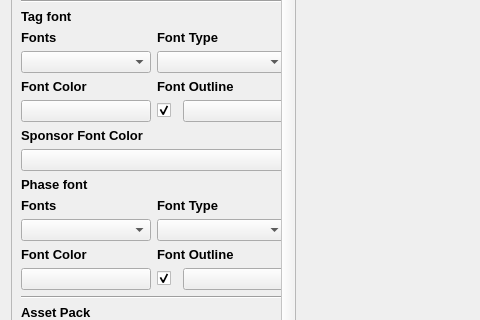
This is src/layout/TSHThumbnailSettings.ui in joaorb64/TournamentStreamHelper as Qt 5 draws it before an edit; both pictures show x 0 to 480 and y 256 to 576 of the 962 by 753 pixel window. The edited form follows.
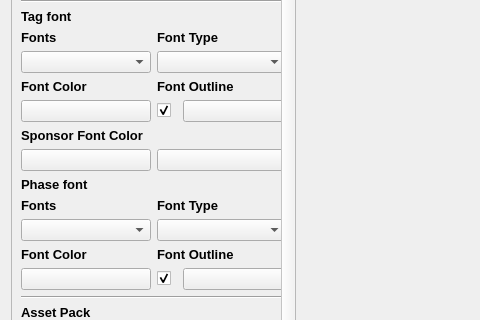
This is the edited form.

Commit message: Implement sponsor color settings

The edit to the form file:
```diff
--- a/src/layout/TSHThumbnailSettings.ui
+++ b/src/layout/TSHThumbnailSettings.ui
@@ -29,9 +29,9 @@
       <property name="geometry">
        <rect>
         <x>0</x>
-        <y>-220</y>
+        <y>0</y>
         <width>302</width>
-        <height>939</height>
+        <height>941</height>
        </rect>
       </property>
       <layout class="QVBoxLayout" name="verticalLayout_6">
@@ -535,11 +535,22 @@
               </widget>
              </item>
              <item>
-              <widget class="QPushButton" name="colorSponsorFontColor">
+              <layout class="QHBoxLayout" name="horizontalLayout_7">
+               <item>
+                <widget class="QPushButton" name="sponsorFontColor1">
                <property name="text">
                 <string/>
                </property>
               </widget>
+               </item>
+               <item>
+                <widget class="QPushButton" name="sponsorFontColor2">
+                 <property name="text">
+                  <string/>
+                 </property>
+                </widget>
+               </item>
+              </layout>
              </item>
             </layout>
            </item>
```
Lines whose indentation alone changed are shown as unchanged. The commit also changes 2 other files.
